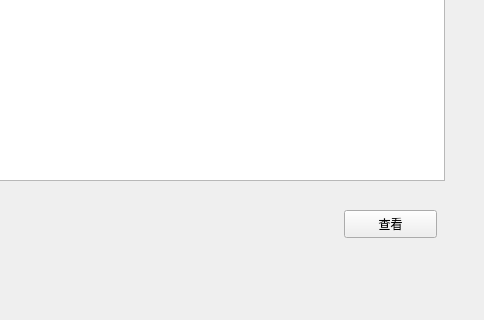
The window that qt try/ui_outline/bookstackedpage.ui (GhostofAdam/LibraryManagement) describes before a commit, drawn with Qt 5; both pictures show x 216 to 700 and y 320 to 640 of the 700 by 640 pixel window.
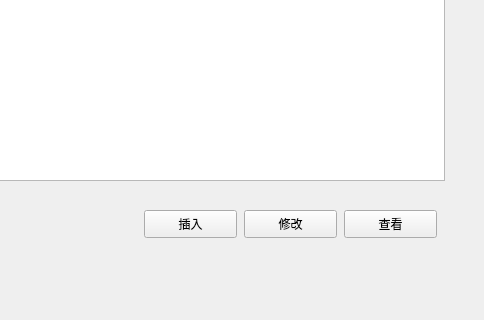
The same window after the commit.

Commit message: 对界面以及controller进行了一定的修改

What changed in the file:
```diff
--- a/qt try/ui_outline/bookstackedpage.ui
+++ b/qt try/ui_outline/bookstackedpage.ui
@@ -117,6 +117,32 @@
     </property>
    </column>
   </widget>
+  <widget class="QPushButton" name="ChangeButton">
+   <property name="geometry">
+    <rect>
+     <x>460</x>
+     <y>530</y>
+     <width>93</width>
+     <height>28</height>
+    </rect>
+   </property>
+   <property name="text">
+    <string>修改</string>
+   </property>
+  </widget>
+  <widget class="QPushButton" name="InsertButton">
+   <property name="geometry">
+    <rect>
+     <x>360</x>
+     <y>530</y>
+     <width>93</width>
+     <height>28</height>
+    </rect>
+   </property>
+   <property name="text">
+    <string>插入</string>
+   </property>
+  </widget>
  </widget>
  <resources/>
  <connections/>
```
The commit also changes 17 other files.
